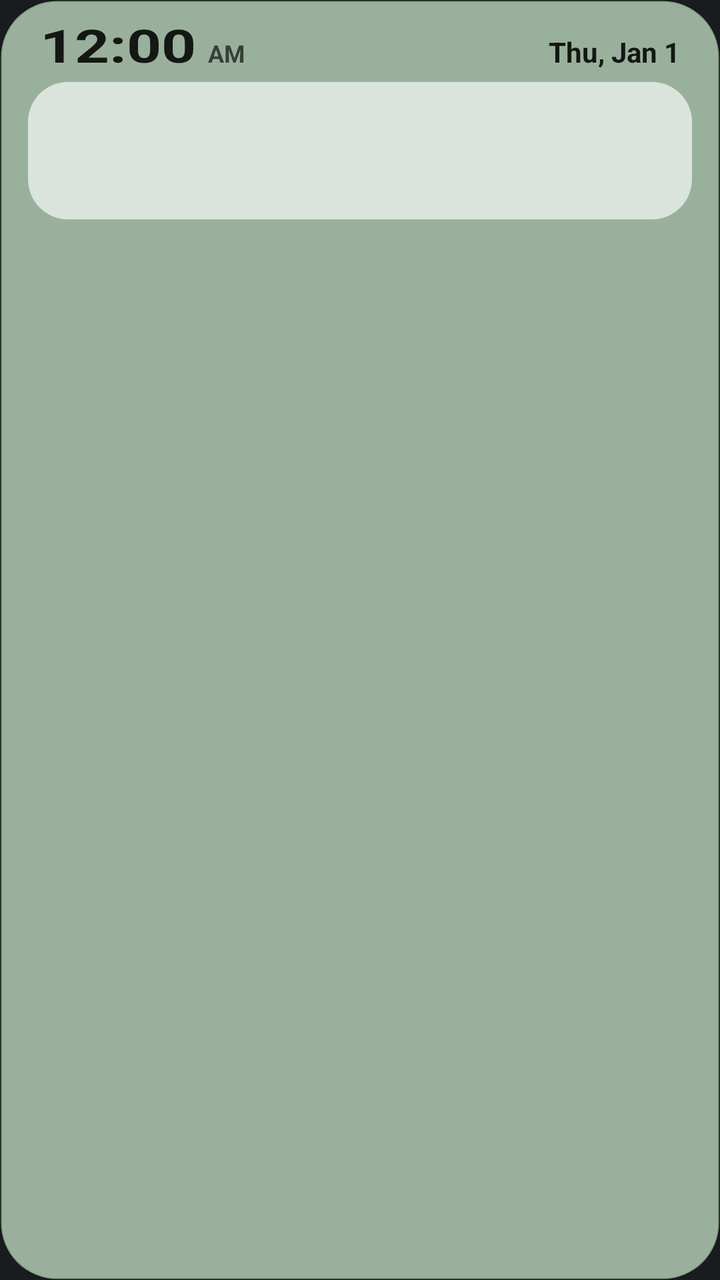
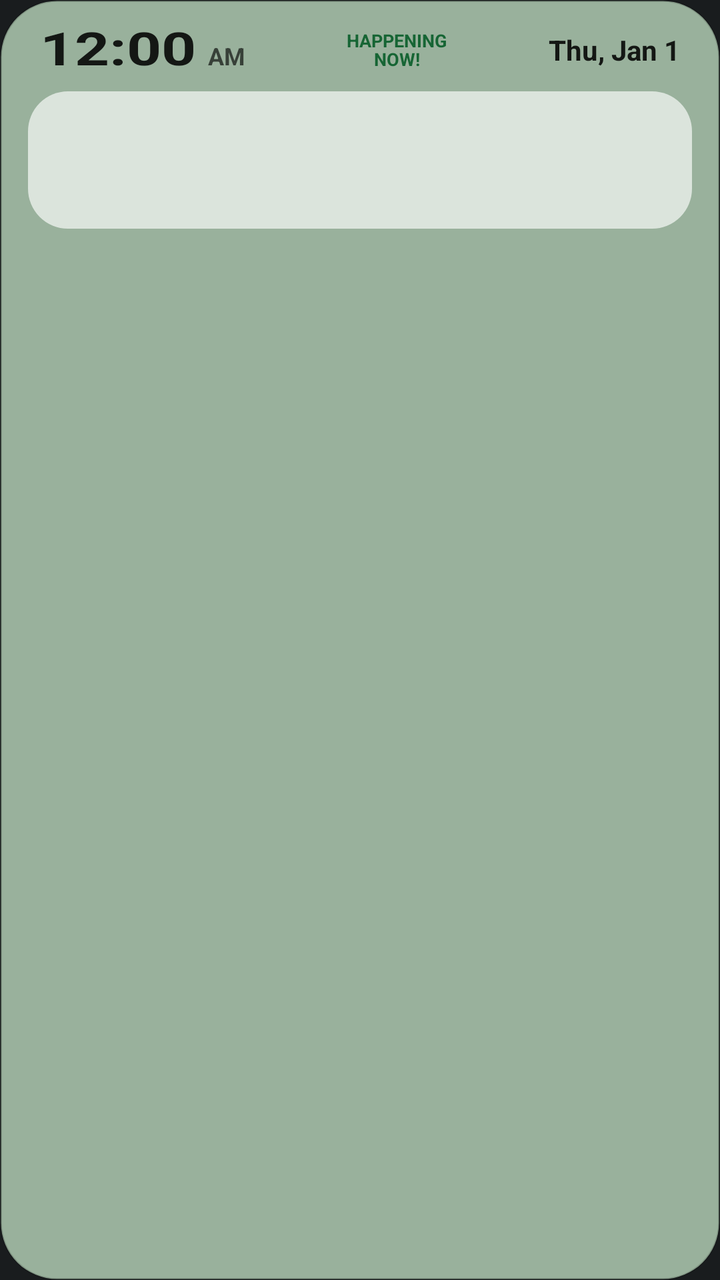

An Android layout rendered at two revisions. The XML below is the earlier revision; the diff shows what the commit changed to produce the second picture.
<!-- AndroidManifest.xml: application theme android:Theme.DeviceDefault.NoActionBar -->
<!-- res/layout/widget_medium.xml -->
<?xml version="1.0" encoding="utf-8"?>
<LinearLayout xmlns:android="http://schemas.android.com/apk/res/android"
    android:id="@+id/root"
    android:layout_width="match_parent"
    android:layout_height="match_parent"
    android:background="@drawable/widget_bg"
    android:orientation="vertical"
    android:paddingHorizontal="14dp"
    android:paddingVertical="10dp">

    <LinearLayout
        android:id="@+id/clock"
        android:layout_width="match_parent"
        android:layout_height="wrap_content"
        android:baselineAligned="true"
        android:orientation="horizontal"
        android:paddingHorizontal="6dp"
        android:paddingBottom="4dp">

        <TextClock
            android:layout_width="wrap_content"
            android:layout_height="wrap_content"
            android:format12Hour="h:mm"
            android:format24Hour="H:mm"
            android:includeFontPadding="false"
            android:textColor="@color/text"
            android:textScaleX="1.32"
            android:textSize="23sp"
            android:textStyle="bold" />

        <TextClock
            android:layout_width="wrap_content"
            android:layout_height="wrap_content"
            android:format12Hour="a"
            android:format24Hour=""
            android:paddingStart="6dp"
            android:textColor="@color/muted"
            android:textSize="12sp"
            android:textStyle="bold" />

        <TextClock
            android:layout_width="0dp"
            android:layout_height="wrap_content"
            android:layout_weight="1"
            android:format12Hour="EEE, MMM d"
            android:format24Hour="EEE, MMM d"
            android:gravity="end"
            android:textColor="@color/text"
            android:textSize="14sp"
            android:textStyle="bold" />
    </LinearLayout>

    <include layout="@layout/part_weather" />

    <LinearLayout
        android:id="@+id/story"
        android:layout_width="match_parent"
        android:layout_height="0dp"
        android:layout_weight="1"
        android:gravity="center_vertical"
        android:orientation="vertical"
        android:paddingHorizontal="2dp">

        <TextView
            android:id="@+id/meta"
            android:layout_width="match_parent"
            android:layout_height="wrap_content"
            android:ellipsize="end"
            android:maxLines="1"
            android:textColor="@color/muted"
            android:textSize="11sp" />

        <TextView
            android:id="@+id/title"
            android:layout_width="match_parent"
            android:layout_height="wrap_content"
            android:ellipsize="end"
            android:maxLines="1"
            android:textColor="@color/text"
            android:textSize="13sp" />
    </LinearLayout>

    
    <ListView
        android:id="@+id/story_list"
        android:layout_width="match_parent"
        android:layout_height="0dp"
        android:layout_weight="1"
        android:divider="@null"
        android:fadingEdgeLength="18dp"
        android:requiresFadingEdge="vertical"
        android:scrollbars="none"
        android:visibility="gone" />
</LinearLayout>
<!-- res/layout/part_weather.xml (included above) -->
<?xml version="1.0" encoding="utf-8"?>
<LinearLayout xmlns:android="http://schemas.android.com/apk/res/android"
    android:id="@+id/weather"
    android:layout_width="match_parent"
    android:layout_height="wrap_content"
    android:background="@drawable/bar_bg"
    android:gravity="center_vertical"
    android:orientation="horizontal"
    android:paddingHorizontal="12dp"
    android:paddingVertical="8dp">

    <LinearLayout
        android:layout_width="0dp"
        android:layout_height="wrap_content"
        android:layout_weight="1"
        android:orientation="vertical">

        <TextView
            android:id="@+id/place"
            android:layout_width="wrap_content"
            android:layout_height="wrap_content"
            android:ellipsize="end"
            android:maxLines="1"
            android:textColor="@color/text"
            android:textSize="15sp"
            android:textStyle="bold" />

        <TextView
            android:id="@+id/cond"
            android:layout_width="wrap_content"
            android:layout_height="wrap_content"
            android:ellipsize="end"
            android:maxLines="1"
            android:textColor="@color/muted"
            android:textSize="13sp" />
    </LinearLayout>

    <ImageView
        android:id="@+id/icon"
        android:layout_width="38dp"
        android:layout_height="38dp"
        android:layout_marginStart="10dp"
        android:layout_marginEnd="8dp"
        android:importantForAccessibility="no" />

    <LinearLayout
        android:layout_width="wrap_content"
        android:layout_height="wrap_content"
        android:gravity="end"
        android:orientation="vertical">

        <TextView
            android:id="@+id/temp"
            android:layout_width="wrap_content"
            android:layout_height="wrap_content"
            android:includeFontPadding="false"
            android:textColor="@color/text"
            android:textSize="30sp"
            android:textStyle="bold" />

        <TextView
            android:id="@+id/hilo"
            android:layout_width="wrap_content"
            android:layout_height="wrap_content"
            android:textColor="@color/muted"
            android:textSize="13sp" />
    </LinearLayout>
</LinearLayout>
<!-- resources referenced by this layout -->
<resources>
  <color name="muted">#A3000000</color>
  <color name="text">#DE000000</color>
  <!-- drawable bar_bg (drawable) -->
  <?xml version="1.0" encoding="utf-8"?>
  <shape xmlns:android="http://schemas.android.com/apk/res/android">
      <solid android:color="@color/inset" />
      <corners android:radius="@dimen/panel_radius" />
  </shape>
  <!-- drawable widget_bg (drawable) -->
  <?xml version="1.0" encoding="utf-8"?>
  <shape xmlns:android="http://schemas.android.com/apk/res/android">
      <solid android:color="@color/card" />
      <stroke android:width="1dp" android:color="@color/card_edge" />
      <corners android:radius="@dimen/widget_radius" />
  </shape>
  <color name="inset">#A6FFFFFF</color>
  <dimen name="panel_radius">16dp</dimen>
  <color name="card">#99B19C</color>
  <color name="card_edge">#29000000</color>
  <dimen name="widget_radius">26dp</dimen>
</resources>

<!-- the commit's change to res/layout/widget_medium.xml (unified diff, before → after) -->
@@ -8,43 +8,64 @@
     android:paddingHorizontal="14dp"
     android:paddingVertical="10dp">
 
+    
     <LinearLayout
         android:id="@+id/clock"
         android:layout_width="match_parent"
         android:layout_height="wrap_content"
-        android:baselineAligned="true"
+        android:baselineAligned="false"
+        android:gravity="center_vertical"
         android:orientation="horizontal"
         android:paddingHorizontal="6dp"
-        android:paddingBottom="4dp">
+        android:paddingBottom="6dp">
 
-        <TextClock
+        <LinearLayout
             android:layout_width="wrap_content"
             android:layout_height="wrap_content"
-            android:format12Hour="h:mm"
-            android:format24Hour="H:mm"
-            android:includeFontPadding="false"
-            android:textColor="@color/text"
-            android:textScaleX="1.32"
-            android:textSize="23sp"
+            android:baselineAligned="true"
+            android:orientation="horizontal">
+
+            <TextClock
+                android:layout_width="wrap_content"
+                android:layout_height="wrap_content"
+                android:format12Hour="h:mm"
+                android:format24Hour="H:mm"
+                android:includeFontPadding="false"
+                android:textColor="@color/text"
+                android:textScaleX="1.32"
+                android:textSize="23sp"
+                android:textStyle="bold" />
+
+            <TextClock
+                android:layout_width="wrap_content"
+                android:layout_height="wrap_content"
+                android:format12Hour="a"
+                android:format24Hour=""
+                android:paddingStart="6dp"
+                android:textColor="@color/muted"
+                android:textSize="12sp"
+                android:textStyle="bold" />
+        </LinearLayout>
+
+        <TextView
+            android:id="@+id/brand"
+            android:layout_width="0dp"
+            android:layout_height="wrap_content"
+            android:layout_weight="1"
+            android:contentDescription="Happening Now. Opens the website."
+            android:gravity="center"
+            android:lineSpacingMultiplier="0.9"
+            android:paddingVertical="4dp"
+            android:text="HAPPENING\nNOW!"
+            android:textColor="@color/brand"
+            android:textSize="9sp"
             android:textStyle="bold" />
 
         <TextClock
             android:layout_width="wrap_content"
             android:layout_height="wrap_content"
-            android:format12Hour="a"
-            android:format24Hour=""
-            android:paddingStart="6dp"
-            android:textColor="@color/muted"
-            android:textSize="12sp"
-            android:textStyle="bold" />
-
-        <TextClock
-            android:layout_width="0dp"
-            android:layout_height="wrap_content"
-            android:layout_weight="1"
             android:format12Hour="EEE, MMM d"
             android:format24Hour="EEE, MMM d"
-            android:gravity="end"
             android:textColor="@color/text"
             android:textSize="14sp"
             android:textStyle="bold" />
<!-- resource entries referenced after the edit -->
@@ -1,5 +1,6 @@
 <!-- resources referenced by this layout -->
 <resources>
+  <color name="brand">#166534</color>
   <color name="muted">#A3000000</color>
   <color name="text">#DE000000</color>
   <!-- drawable bar_bg (drawable) -->
